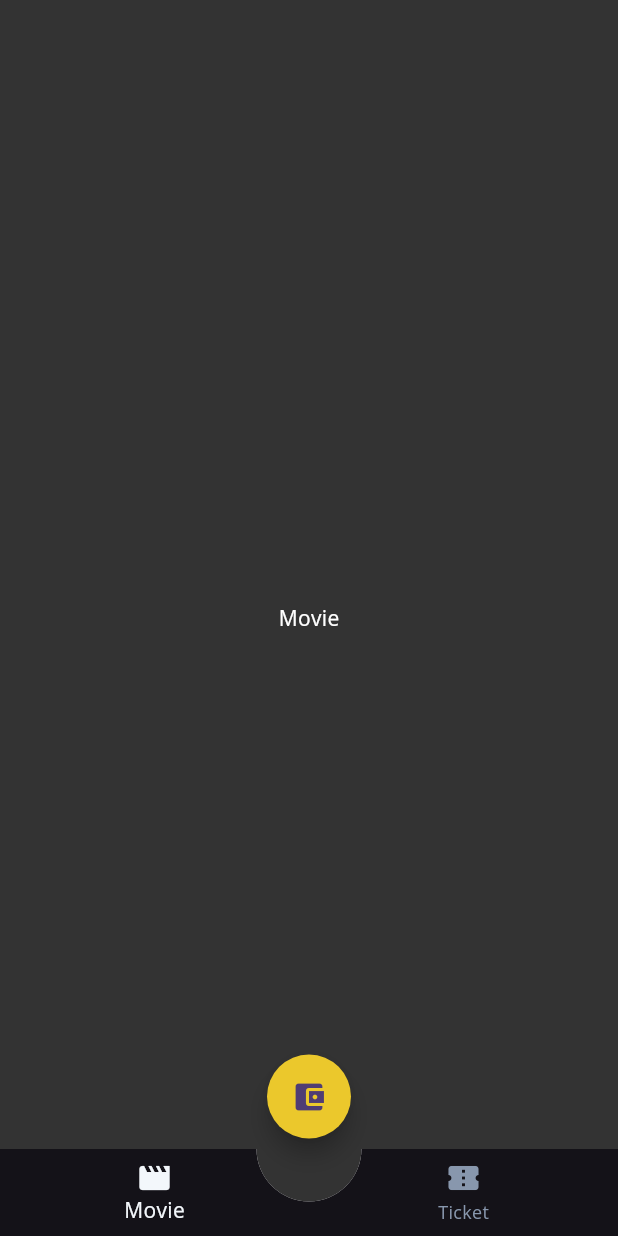
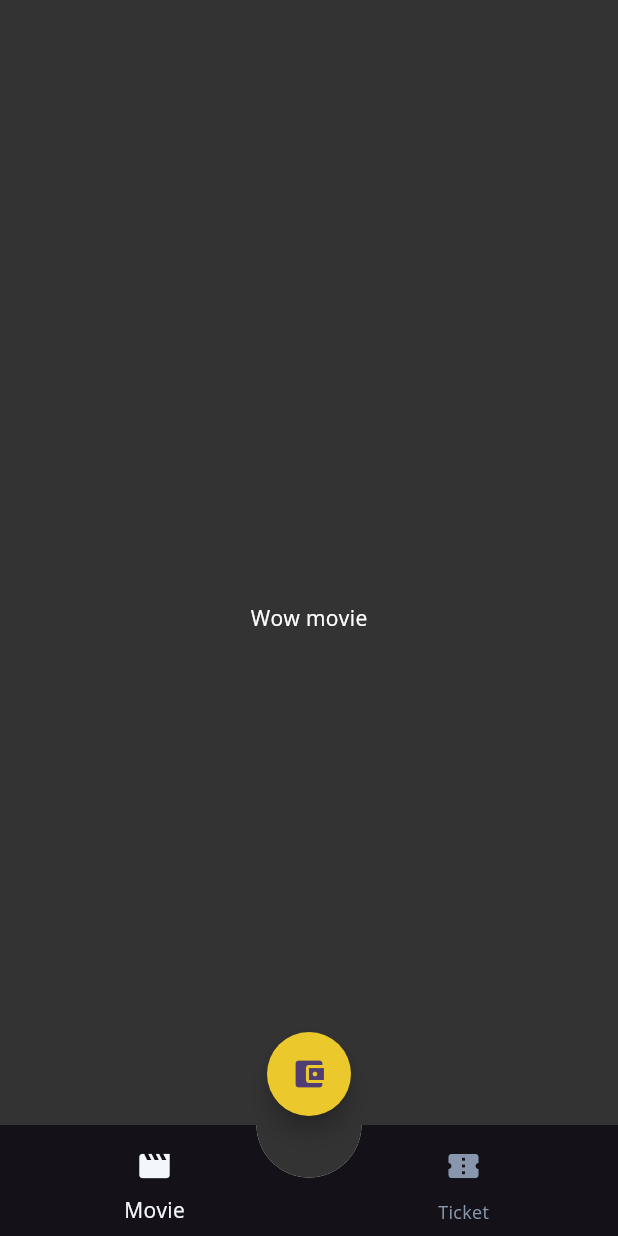
Before and after one commit to asiata25/flutix_movie, a Flutter app: the MainPage screen opened directly, on a phone screen of 412 x 824 dp. Run offline on Flutter 3.47's test engine with Material 3 defaults, Android fonts, the phone set to English and light mode, and no system bars; our stand-ins replace bloc, equatable, flutter_bloc, get_it, supabase_flutter; accounts and stored records are empty.

Commit message:
feat(nav): :truck: add movie page and integrate with bottom navigation

```diff
--- a/lib/core/commons/cubits/app_user/app_user_cubit.dart
+++ b/lib/core/commons/cubits/app_user/app_user_cubit.dart
@@ -11,7 +11,7 @@ class AppUserCubit extends Cubit<AppUserState> {
     if (user == null) {
       emit(AppUserInitial());
     } else {
-      emit(AppUserLoggedIn(user));
+      emit(AppUserLoaded(user));
     }
   }
 }
--- a/lib/core/commons/cubits/app_user/app_user_state.dart
+++ b/lib/core/commons/cubits/app_user/app_user_state.dart
@@ -11,8 +11,8 @@ final class AppUserLoading extends AppUserState {}
 
 final class AppUserInitial extends AppUserState {}
 
-final class AppUserLoggedIn extends AppUserState {
+final class AppUserLoaded extends AppUserState {
   final UserEntity user;
 
-  const AppUserLoggedIn(this.user);
+  const AppUserLoaded(this.user);
 }
--- a/lib/core/commons/pages/main_page.dart
+++ b/lib/core/commons/pages/main_page.dart
@@ -1,4 +1,5 @@
 import 'package:flutix_movie/core/commons/widgets/bottom_nav.dart';
+import 'package:flutix_movie/features/movie/presentation/pages/movie_page.dart';
 import 'package:flutter/material.dart';
 
 class MainPage extends StatefulWidget {
@@ -44,9 +45,7 @@ class _MainPageState extends State<MainPage> {
           });
         },
         children: const [
-          Center(
-            child: Text("Movie"),
-          ),
+          MoviePage(),
           Center(
             child: Text("Ticket"),
           )
--- a/lib/core/commons/widgets/bottom_nav.dart
+++ b/lib/core/commons/widgets/bottom_nav.dart
@@ -1,5 +1,7 @@
 import 'package:flutix_movie/core/theme/app_pallete.dart';
+import 'package:flutix_movie/features/auth/presentation/bloc/remote/bloc/auth_remote_bloc.dart';
 import 'package:flutter/material.dart';
+import 'package:flutter_bloc/flutter_bloc.dart';
 
 class BottomNav extends StatelessWidget {
   final int navBarIndex;
@@ -26,14 +28,20 @@ class BottomNav extends StatelessWidget {
                   unselectedItemColor: AppPallete.grey300,
                   currentIndex: navBarIndex,
                   onTap: onPageChanged,
-                  items: const [
+                  items: [
                     BottomNavigationBarItem(
                       label: "Movie",
-                      icon: Icon(Icons.movie),
+                      icon: Container(
+                        margin: const EdgeInsets.symmetric(vertical: 8),
+                        child: const Icon(Icons.movie),
+                      ),
                     ),
                     BottomNavigationBarItem(
                       label: "Ticket",
-                      icon: Icon(Icons.confirmation_num),
+                      icon: Container(
+                        margin: const EdgeInsets.symmetric(vertical: 8),
+                        child: const Icon(Icons.confirmation_num),
+                      ),
                     ),
                   ]),
             ),
@@ -42,9 +50,10 @@ class BottomNav extends StatelessWidget {
         Align(
           alignment: Alignment.bottomCenter,
           child: Container(
-            margin: const EdgeInsets.only(bottom: 65),
+            margin: const EdgeInsets.only(bottom: 80),
             child: FloatingActionButton(
-              onPressed: () => {print("floating Action Button")},
+              onPressed: () =>
+                  {context.read<AuthRemoteBloc>().add(AuthSignOut())},
               backgroundColor: AppPallete.mainColor,
               shape: const CircleBorder(),
               child: const Icon(Icons.account_balance_wallet),
--- /dev/null
+++ b/lib/features/movie/presentation/pages/movie_page.dart
@@ -0,0 +1,12 @@
+import 'package:flutter/material.dart';
+
+class MoviePage extends StatelessWidget {
+  const MoviePage({super.key});
+
+  @override
+  Widget build(BuildContext context) {
+    return const Center(
+      child: Text("Wow movie"),
+    );
+  }
+}
--- a/lib/main.dart
+++ b/lib/main.dart
@@ -49,7 +49,7 @@ class _MyAppState extends State<MyApp> {
           selector: (state) {
             if (state is AppUserInitial) {
               return const OnboardPage();
-            } else if (state is AppUserLoggedIn) {
+            } else if (state is AppUserLoaded) {
               return const MainPage();
             } else {
               return const SplashScreen();
```
Also changed, not shown: lib/features/movie/presentation/widgets/header.dart (added).
